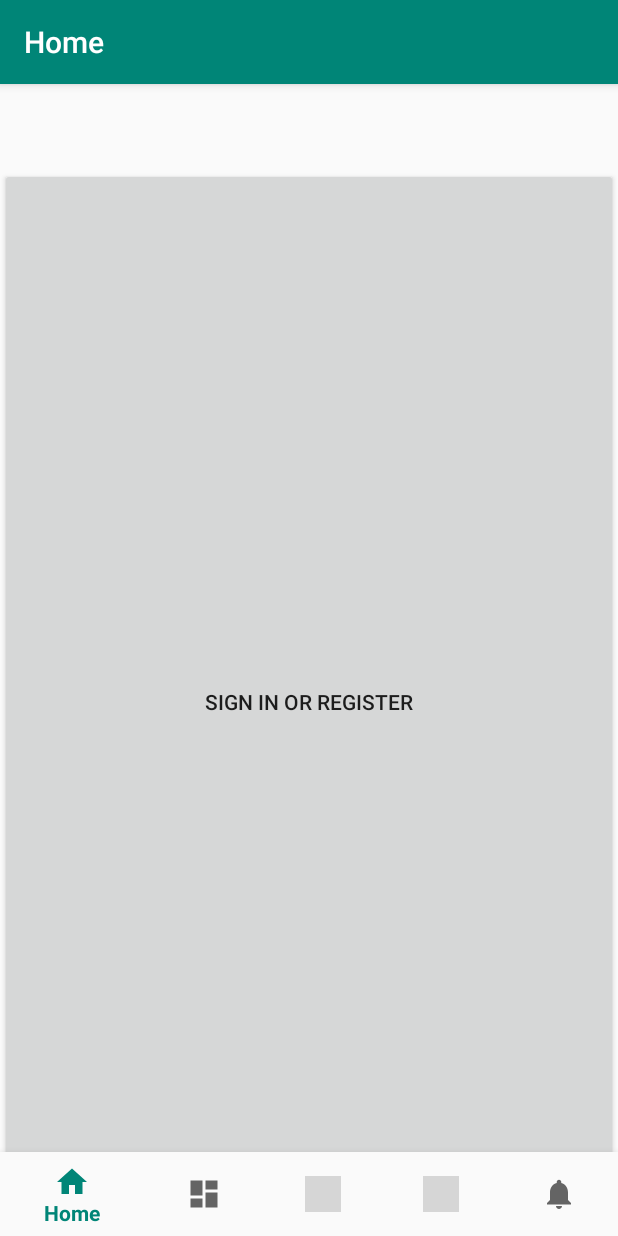
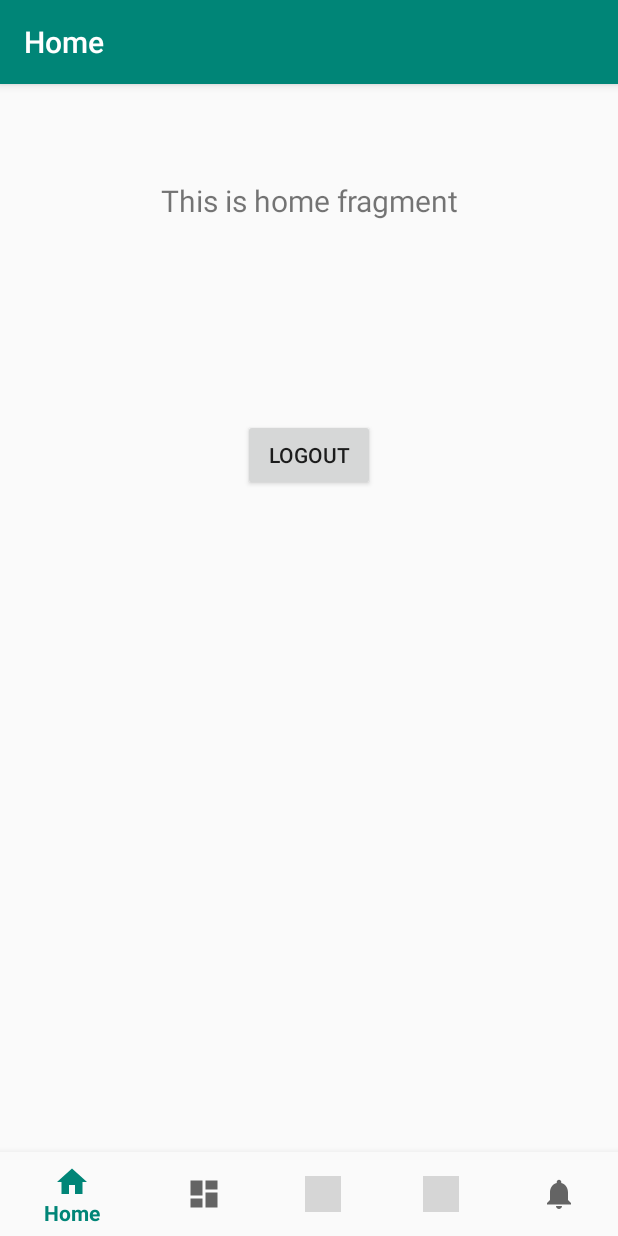
Before and after one commit to arisuryana/BankResep, an Android app: the screen it shows after launch (MainActivity), on a phone screen of 412 x 824 dp. Run offline under Robolectric (Android 15) with nearby library versions, the phone set to English and light mode, and no system bars; our stand-ins replace navigation-ui; 3 statements that could not run were skipped; grey boxes are pictures that could not be loaded.

Commit message:
Patch 1.3 -now aplication can logout

```diff
--- a/app/src/main/java/com/example/resep/MainActivity.java
+++ b/app/src/main/java/com/example/resep/MainActivity.java
@@ -40,16 +40,16 @@ public class MainActivity extends AppCompatActivity {
         NavigationUI.setupActionBarWithNavController(this, navController, appBarConfiguration);
         NavigationUI.setupWithNavController(navView, navController);
 
-        logout.setOnClickListener(new View.OnClickListener() {
-
-            @Override
-            public void onClick(View arg0) {
-                // Clear the session data
-                // This will clear all session data and
-                // redirect user to LoginActivity
-                session.logoutUser();
-            }
-        });
+//        logout.setOnClickListener(new View.OnClickListener() {
+//
+//            @Override
+//            public void onClick(View arg0) {
+//                // Clear the session data
+//                // This will clear all session data and
+//                // redirect user to LoginActivity
+//                session.logoutUser();
+//            }
+//        });
     }
 
 }
--- a/app/src/main/java/com/example/resep/ui/home/HomeFragment.java
+++ b/app/src/main/java/com/example/resep/ui/home/HomeFragment.java
@@ -4,6 +4,7 @@ import android.os.Bundle;
 import android.view.LayoutInflater;
 import android.view.View;
 import android.view.ViewGroup;
+import android.widget.Button;
 import android.widget.TextView;
 
 import androidx.annotation.Nullable;
@@ -13,23 +14,45 @@ import androidx.lifecycle.Observer;
 import androidx.lifecycle.ViewModelProviders;
 
 import com.example.resep.R;
+import com.example.resep.SessionManagement;
 
-public class HomeFragment extends Fragment {
+public class HomeFragment extends Fragment implements View.OnClickListener{
+
+    Button logout;
+    SessionManagement session;
 
     private HomeViewModel homeViewModel;
 
     public View onCreateView(@NonNull LayoutInflater inflater,
                              ViewGroup container, Bundle savedInstanceState) {
+
+
         homeViewModel =
                 ViewModelProviders.of(this).get(HomeViewModel.class);
         View root = inflater.inflate(R.layout.fragment_home, container, false);
         final TextView textView = root.findViewById(R.id.text_home);
+        final TextView textView2 = root.findViewById(R.id.welcome);
+        session = new SessionManagement(getActivity().getApplicationContext());
+        logout=(Button)root.findViewById(R.id.btnLogout);
+        logout.setOnClickListener(this);
         homeViewModel.getText().observe(this, new Observer<String>() {
             @Override
             public void onChanged(@Nullable String s) {
                 textView.setText(s);
             }
         });
+
         return root;
     }
+
+    @Override
+    public void onClick(View v) {
+        switch (v.getId()) {
+            case R.id.btnLogout:
+                session.logoutUser();
+                break;
+            default:
+                break;
+        }
+    }
 }
--- a/app/src/main/res/layout/fragment_home.xml
+++ b/app/src/main/res/layout/fragment_home.xml
@@ -16,9 +16,31 @@
         app:layout_constraintEnd_toEndOf="parent"
         app:layout_constraintStart_toStartOf="parent"
         app:layout_constraintTop_toTopOf="parent" />
+    <TextView
+        android:id="@+id/welcome"
+        android:layout_width="match_parent"
+        android:layout_height="wrap_content"
+        android:layout_marginStart="8dp"
+        android:layout_marginTop="8dp"
+        android:layout_marginEnd="8dp"
+        android:textAlignment="center"
+        android:textSize="20sp"
+        app:layout_constraintEnd_toEndOf="parent"
+        app:layout_constraintStart_toStartOf="parent"
+        app:layout_constraintTop_toTopOf="@id/text_home" />
     <Button
         android:id="@+id/btnLogout"
-        android:text="@string/action_sign_in"
-        android:layout_width="match_parent"
-        android:layout_height="match_parent"/>
+        android:layout_width="wrap_content"
+        android:layout_height="wrap_content"
+        android:layout_gravity="start"
+        android:layout_marginStart="48dp"
+        android:layout_marginTop="16dp"
+        android:layout_marginEnd="48dp"
+        android:layout_marginBottom="64dp"
+        android:text="@string/action_logout"
+        app:layout_constraintBottom_toBottomOf="parent"
+        app:layout_constraintEnd_toEndOf="parent"
+        app:layout_constraintStart_toStartOf="parent"
+        app:layout_constraintTop_toBottomOf="@+id/welcome"
+        app:layout_constraintVertical_bias="0.2"/>
 </androidx.constraintlayout.widget.ConstraintLayout>
--- a/app/src/main/res/values/strings.xml
+++ b/app/src/main/res/values/strings.xml
@@ -13,6 +13,7 @@
     <string name="action_sign_in">Sign in or register</string>
     <string name="action_register">Register</string>
     <string name="action_sign_in_short">Sign in</string>
+    <string name="action_logout">Logout</string>
     <string name="welcome">"Welcome !"</string>
     <string name="invalid_username">Not a valid username</string>
     <string name="invalid_password">Password must be >5 characters</string>
```
